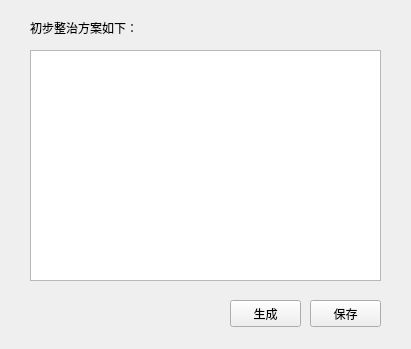
First picture: the form in chubufanganform.ui, repository herow/youxuan, before the edit.
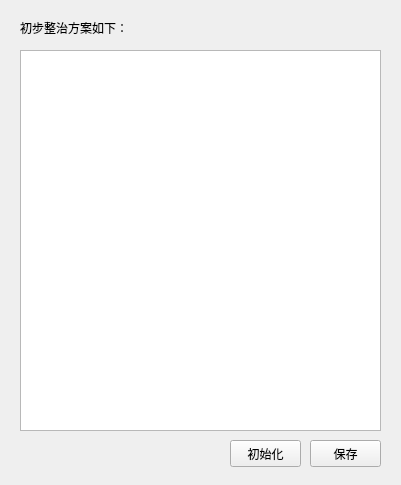
Second picture: the form after the edit.

What changed in the file:
```diff
--- a/chubufanganform.ui
+++ b/chubufanganform.ui
@@ -6,8 +6,8 @@
    <rect>
     <x>0</x>
     <y>0</y>
-    <width>411</width>
-    <height>349</height>
+    <width>401</width>
+    <height>485</height>
    </rect>
   </property>
   <property name="windowTitle">
@@ -16,17 +16,17 @@
   <widget class="QTextEdit" name="textEdit">
    <property name="geometry">
     <rect>
-     <x>30</x>
+     <x>20</x>
      <y>50</y>
-     <width>351</width>
-     <height>231</height>
+     <width>361</width>
+     <height>381</height>
     </rect>
    </property>
   </widget>
   <widget class="QLabel" name="label">
    <property name="geometry">
     <rect>
-     <x>30</x>
+     <x>20</x>
      <y>20</y>
      <width>131</width>
      <height>16</height>
@@ -40,20 +40,20 @@
    <property name="geometry">
     <rect>
      <x>230</x>
-     <y>300</y>
+     <y>440</y>
      <width>71</width>
      <height>27</height>
     </rect>
    </property>
    <property name="text">
-    <string>生成</string>
+    <string>初始化</string>
    </property>
   </widget>
   <widget class="QPushButton" name="btn_save">
    <property name="geometry">
     <rect>
      <x>310</x>
-     <y>300</y>
+     <y>440</y>
      <width>71</width>
      <height>27</height>
     </rect>
```
